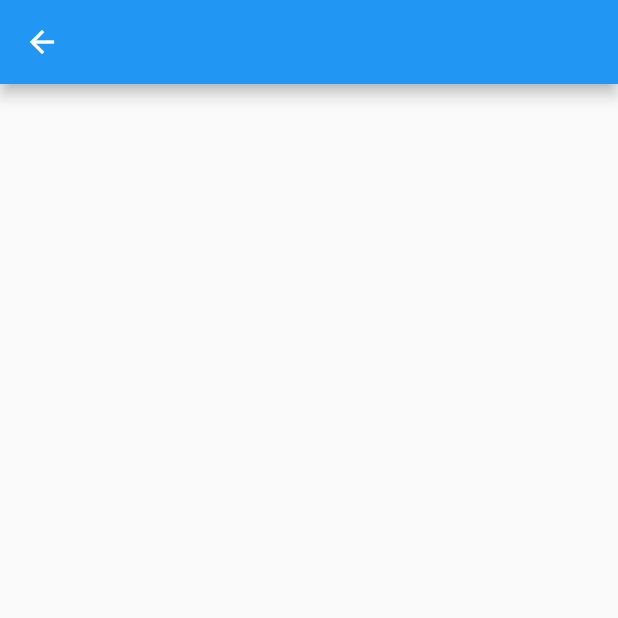
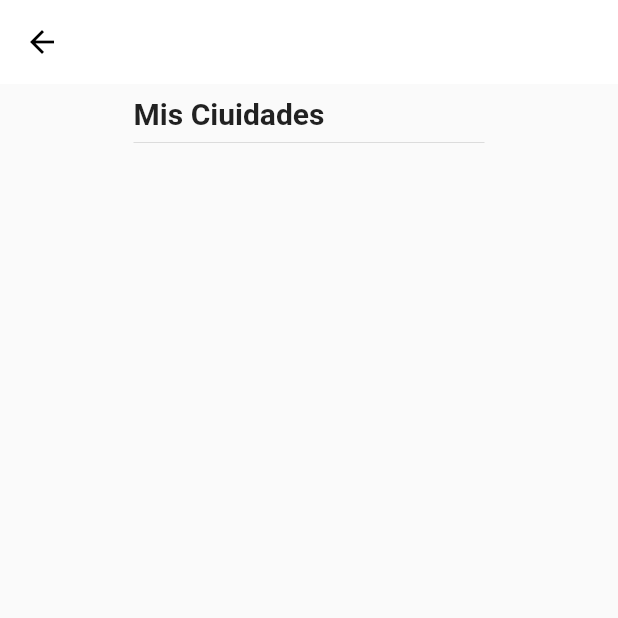
Before and after one commit to cbustosb2/weatherflut, a Flutter app: the CitiesPage screen opened directly, on a phone screen of 412 x 824 dp, the top half of it. Run offline on Flutter 3.47's test engine with Material 2 defaults, Android fonts, the light colour scheme and no system bars.

Commit message:
Cities page v2

```diff
--- a/lib/ui/cities/cities_page.dart
+++ b/lib/ui/cities/cities_page.dart
@@ -1,4 +1,6 @@
 import 'package:flutter/material.dart';
+import 'package:weatherflut/ui/common/header_widget.dart';
+import '../ui_constant.dart';
 
 class CitiesPage extends StatelessWidget {
   const CitiesPage({Key? key}) : super(key: key);
@@ -6,7 +8,24 @@ class CitiesPage extends StatelessWidget {
   @override
   Widget build(BuildContext context) {
     return Scaffold(
-      appBar: AppBar(),
+      appBar: AppBar(
+        elevation: 0,
+        backgroundColor: Colors.white,
+        iconTheme: const IconThemeData(color: Colors.black),
+      ),
+      body: Center(
+        child: ConstrainedBox(
+          constraints: const BoxConstraints(maxWidth: maxPageWidth),
+          child: Column(
+            crossAxisAlignment: CrossAxisAlignment.stretch,
+            children: const [
+              HeaderWidget(
+                title: "Mis Ciuidades",
+              ),
+            ],
+          ),
+        ),
+      ),
     );
   }
 }
--- /dev/null
+++ b/lib/ui/common/header_widget.dart
@@ -0,0 +1,26 @@
+import 'package:flutter/material.dart';
+
+class HeaderWidget extends StatelessWidget {
+  final String title;
+  const HeaderWidget({Key? key, required this.title}) : super(key: key);
+
+  @override
+  Widget build(BuildContext context) {
+    return Padding(
+      padding: const EdgeInsets.all(8.0),
+      child: Column(
+        crossAxisAlignment: CrossAxisAlignment.start,
+        children: [
+          Text(
+            title,
+            style: const TextStyle(
+              fontSize: 20,
+              fontWeight: FontWeight.w700,
+            ),
+          ),
+          const Divider(),
+        ],
+      ),
+    );
+  }
+}
--- /dev/null
+++ b/lib/ui/ui_constant.dart
@@ -0,0 +1 @@
+const double maxPageWidth = 250.0;
```
